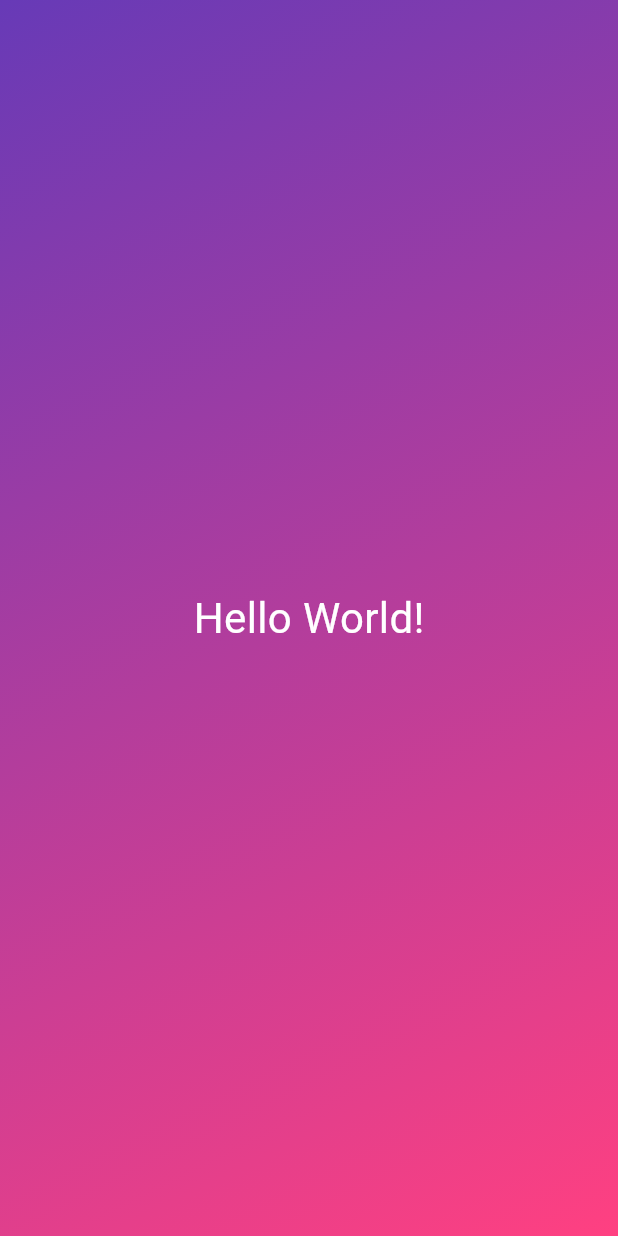
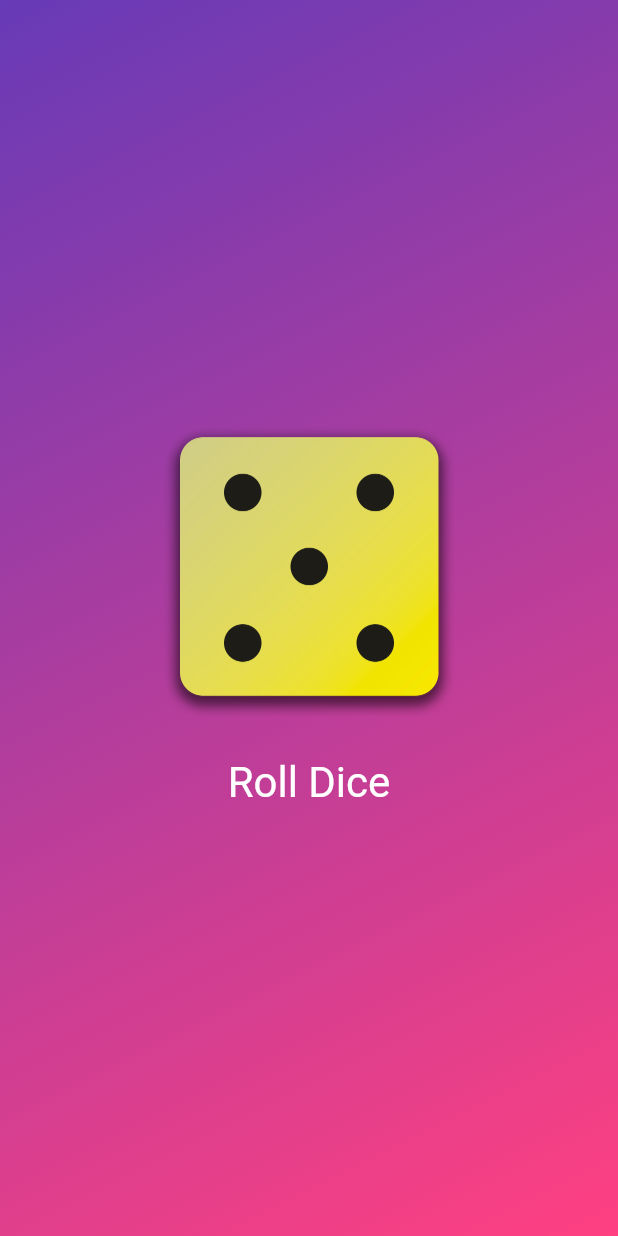
Before and after one commit to prechak/flutter_first_app, a Flutter app: the screen it shows after launch, on a phone screen of 412 x 824 dp. Run offline on Flutter 3.47's test engine with Material 3 defaults, Android fonts, the phone set to English and light mode, and no system bars.

Commit message:
feat: dice rolling

```diff
--- /dev/null
+++ b/lib/dice_roller.dart
@@ -0,0 +1,48 @@
+import 'package:flutter/material.dart';
+import 'dart:math';
+
+class DiceRoller extends StatefulWidget {
+  const DiceRoller({super.key});
+
+  @override
+  State<DiceRoller> createState() {
+    return _DiceRollerState();
+  }
+}
+
+class _DiceRollerState extends State<DiceRoller> {
+  // var activeDiceImage = 'assets/images/dice-2.png';
+  final randomizer = Random();
+  var currentDiceRoll = Random().nextInt(6) + 1;
+
+  void rollDice() {
+    var diceRoll = randomizer.nextInt(6) + 1;
+    setState(() {
+      currentDiceRoll = diceRoll;
+    });
+  }
+
+  @override
+  Widget build(context) {
+    return Column(
+      mainAxisSize: MainAxisSize.min,
+      children: [
+        Image.asset(
+          'assets/images/dice-$currentDiceRoll.png',
+          width: 200,
+        ),
+        const SizedBox(
+          height: 20,
+        ),
+        TextButton(
+          onPressed: rollDice,
+          style: TextButton.styleFrom(
+              // padding: const EdgeInsets.only(top: 20),
+              foregroundColor: Colors.white,
+              textStyle: const TextStyle(fontSize: 28)),
+          child: const Text('Roll Dice'),
+        )
+      ],
+    );
+  }
+}
--- a/lib/gradient_container.dart
+++ b/lib/gradient_container.dart
@@ -1,5 +1,5 @@
+import 'package:first_app/dice_roller.dart';
 import 'package:flutter/material.dart';
-import 'package:first_app/styled_text.dart';
 
 const startAlignment = Alignment.topLeft;
 const endAlignment = Alignment.bottomRight;
@@ -20,7 +20,9 @@ class GradientContainer extends StatelessWidget {
           end: endAlignment,
         ),
       ),
-      child: const Center(child: StyledText('Hello World!')),
+      child: const Center(
+        child: DiceRoller(),
+      ),
     );
   }
 }
```
Also changed, not shown: pubspec.yaml (+8 -6 lines), assets/images/dice-1.png (added), assets/images/dice-2.png (added), assets/images/dice-3.png (added), assets/images/dice-4.png (added), assets/images/dice-5.png (added), assets/images/dice-6.png (added).
